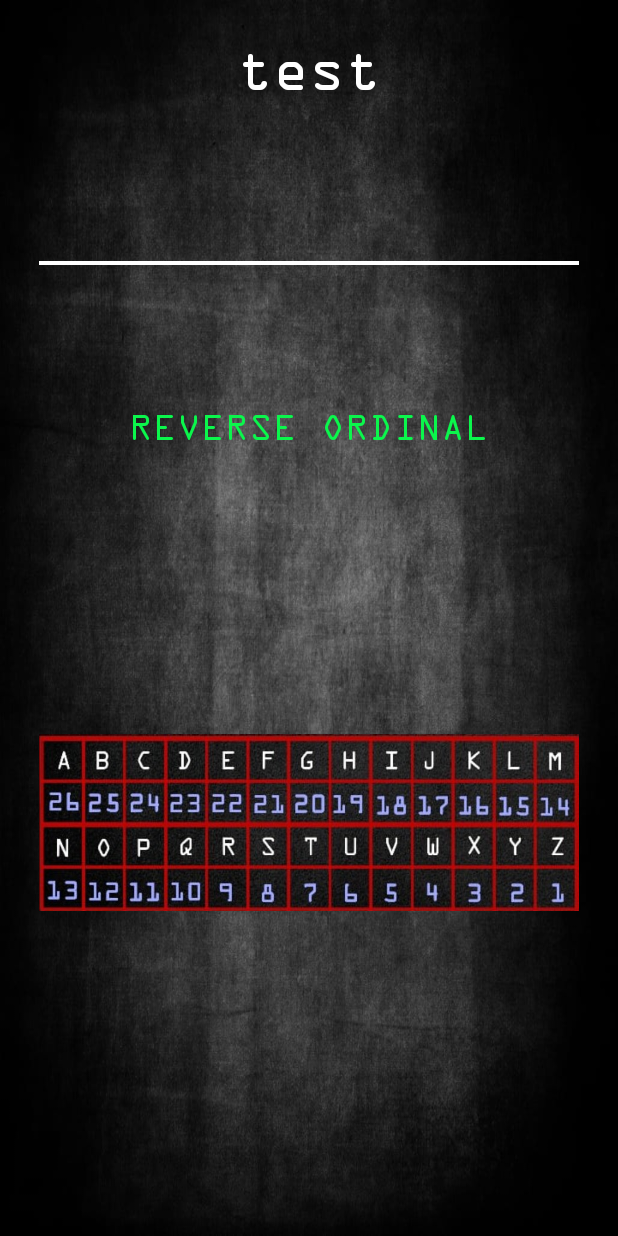
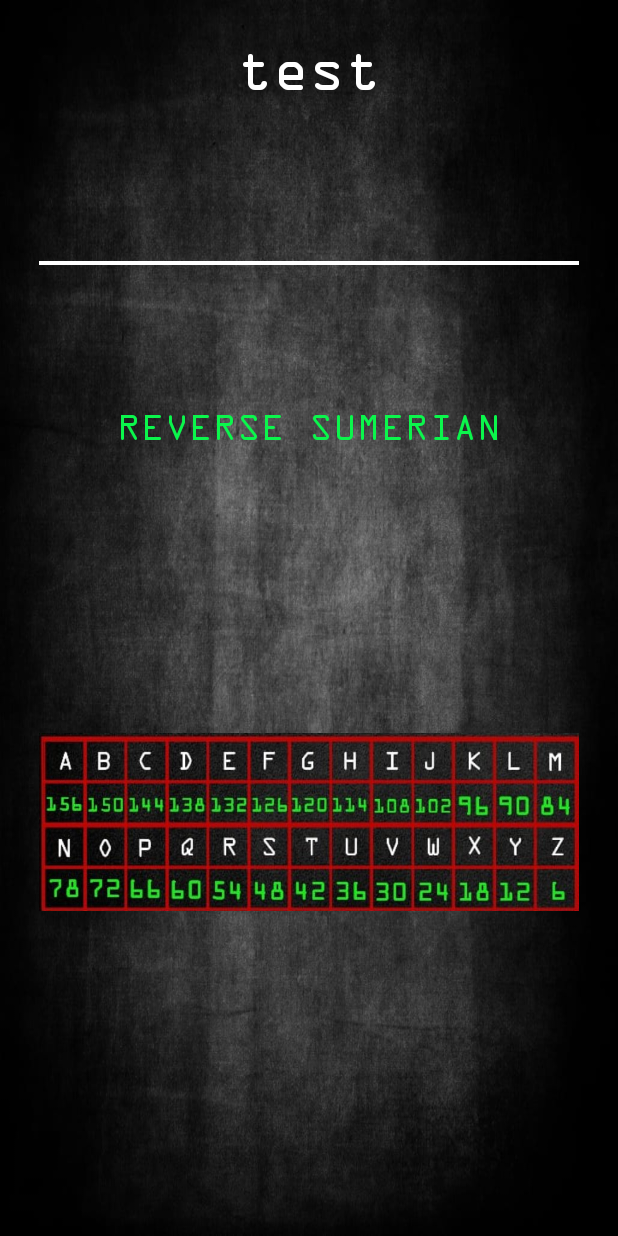
Before and after one commit to mhuzaifa27/PocketDecoder, an Android app: the RevSumerianActivity screen opened directly, with no data from a screen before it, on a phone screen of 412 x 824 dp. Run offline under Robolectric (Android 15) with nearby library versions, the phone set to English and light mode, and no system bars; our stand-ins replace data binding, sdp/ssp sizes.

Commit message:
Final Code

```diff
--- a/app/src/main/res/layout/activity_generator.xml
+++ b/app/src/main/res/layout/activity_generator.xml
@@ -32,7 +32,7 @@
             android:editable="false"
             android:fontFamily="@font/ocr_a"
             android:gravity="center"
-            android:text="i3j43n4k"
+            android:text=""
             android:textColor="@color/white"
             android:textIsSelectable="true"
             android:textSize="@dimen/_30sdp"
--- a/app/src/main/res/layout/activity_rev_sumerian.xml
+++ b/app/src/main/res/layout/activity_rev_sumerian.xml
@@ -92,7 +92,7 @@
                 android:layout_height="wrap_content"
                 android:layout_marginVertical="@dimen/_30sdp"
                 android:fontFamily="@font/ocr_a"
-                android:text="Reverse Ordinal"
+                android:text="Reverse Sumerian"
                 android:textAllCaps="true"
                 android:textColor="#0bf64c"
                 android:textSize="@dimen/_20sdp"
@@ -106,7 +106,7 @@
                 android:layout_height="wrap_content"
                 android:layout_marginHorizontal="@dimen/_20sdp"
                 android:layout_marginBottom="@dimen/_20sdp"
-                android:src="@drawable/rev_ordinal_table"
+                android:src="@drawable/rev_sumerian"
                 app:layout_constraintBottom_toBottomOf="parent"
                 app:layout_constraintTop_toBottomOf="@+id/textView6"
                 tools:layout_editor_absoluteX="26dp" />
```
